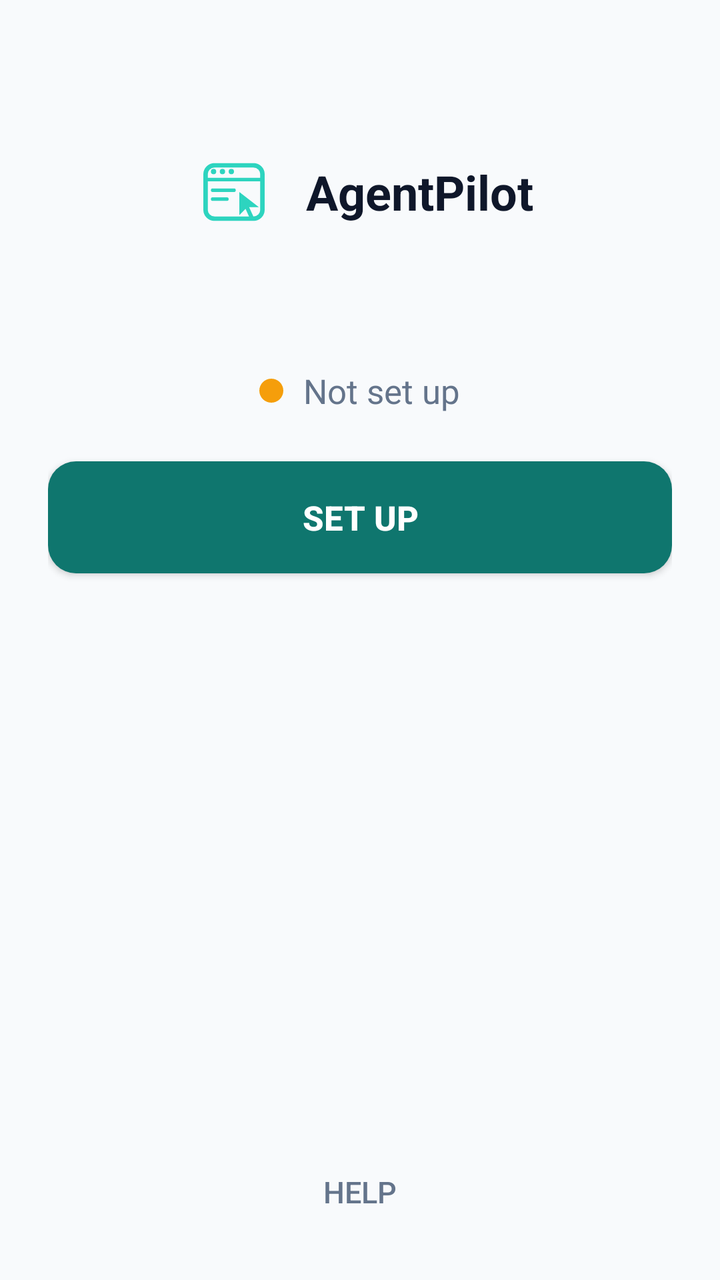
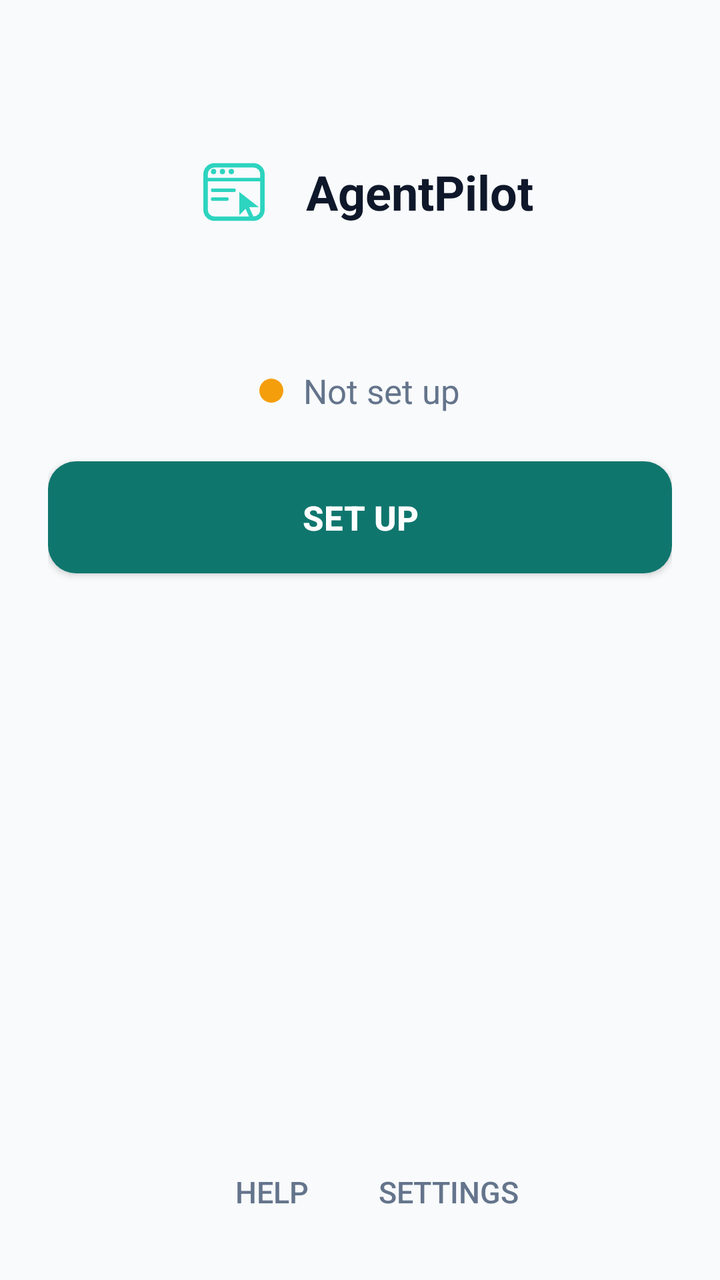

Screens rendered from an Android XML layout before and after an edit, with the pre-edit source and the edit as a unified diff.
<!-- AndroidManifest.xml: application theme android:Theme.Material.Light.NoActionBar -->
<!-- res/layout/activity_main.xml -->
<?xml version="1.0" encoding="utf-8"?>
<LinearLayout xmlns:android="http://schemas.android.com/apk/res/android"
    android:layout_width="match_parent"
    android:layout_height="match_parent"
    android:background="@color/background"
    android:gravity="center_horizontal"
    android:orientation="vertical"
    android:padding="24dp">

    <LinearLayout
        android:layout_width="wrap_content"
        android:layout_height="wrap_content"
        android:layout_marginTop="48dp"
        android:gravity="center_vertical"
        android:orientation="horizontal">

        <ImageView
            android:layout_width="48dp"
            android:layout_height="48dp"
            android:contentDescription="AgentPilot logo"
            android:src="@drawable/ic_launcher_foreground" />

        <TextView
            android:layout_width="wrap_content"
            android:layout_height="wrap_content"
            android:layout_marginStart="12dp"
            android:text="AgentPilot"
            android:textColor="@color/text"
            android:textSize="24sp"
            android:textStyle="bold" />
    </LinearLayout>

    <LinearLayout
        android:layout_width="wrap_content"
        android:layout_height="wrap_content"
        android:layout_marginTop="64dp"
        android:gravity="center_vertical"
        android:orientation="horizontal">

        <View
            android:id="@+id/statusDot"
            android:layout_width="12dp"
            android:layout_height="12dp"
            android:background="@drawable/dot_amber" />

        <TextView
            android:id="@+id/statusText"
            android:layout_width="wrap_content"
            android:layout_height="wrap_content"
            android:layout_marginStart="10dp"
            android:text="Not set up"
            android:textColor="@color/secondary"
            android:textSize="17sp" />
    </LinearLayout>

    <Button
        android:id="@+id/actionButton"
        android:layout_width="match_parent"
        android:layout_height="56dp"
        android:layout_marginTop="24dp"
        android:background="@drawable/rounded_button"
        android:text="Set up"
        android:textColor="@color/white"
        android:textSize="17sp"
        android:textStyle="bold" />

    <Button
        android:id="@+id/continueButton"
        android:layout_width="match_parent"
        android:layout_height="48dp"
        android:layout_marginTop="12dp"
        android:background="@drawable/rounded_button_outline"
        android:text="Continue to Chrome"
        android:textColor="@color/accent"
        android:textSize="16sp"
        android:textStyle="bold"
        android:visibility="gone" />

    <Button
        android:id="@+id/changeButton"
        android:layout_width="match_parent"
        android:layout_height="48dp"
        android:layout_marginTop="12dp"
        android:background="@drawable/rounded_button_outline"
        android:text="Change app"
        android:textColor="@color/accent"
        android:textSize="16sp"
        android:textStyle="bold"
        android:visibility="gone" />

    <TextView
        android:id="@+id/tunnelStatus"
        android:layout_width="match_parent"
        android:layout_height="wrap_content"
        android:layout_marginTop="12dp"
        android:background="@color/field"
        android:ellipsize="end"
        android:maxLines="2"
        android:padding="10dp"
        android:textColor="@color/text"
        android:textSize="13sp"
        android:typeface="monospace"
        android:visibility="gone" />

    <Space
        android:layout_width="match_parent"
        android:layout_height="0dp"
        android:layout_weight="1" />

    <LinearLayout
        android:layout_width="wrap_content"
        android:layout_height="wrap_content"
        android:layout_marginTop="12dp"
        android:gravity="center"
        android:orientation="horizontal">

        <Button
            android:id="@+id/helpButton"
            android:layout_width="wrap_content"
            android:layout_height="wrap_content"
            android:background="@android:color/transparent"
            android:minHeight="40dp"
            android:text="Help"
            android:textColor="@color/secondary"
            android:textSize="15sp" />

        <Button
            android:id="@+id/shareButton"
            android:layout_width="wrap_content"
            android:layout_height="wrap_content"
            android:background="@android:color/transparent"
            android:minHeight="40dp"
            android:text="Share connection"
            android:textColor="@color/accent"
            android:textSize="15sp"
            android:textStyle="bold"
            android:visibility="gone" />

        <Button
            android:id="@+id/copyButton"
            android:layout_width="wrap_content"
            android:layout_height="wrap_content"
            android:background="@android:color/transparent"
            android:minHeight="40dp"
            android:text="Copy"
            android:textColor="@color/accent"
            android:textSize="15sp"
            android:textStyle="bold"
            android:visibility="gone" />

        <Button
            android:id="@+id/updateButton"
            android:layout_width="wrap_content"
            android:layout_height="wrap_content"
            android:background="@android:color/transparent"
            android:minHeight="40dp"
            android:text="Update"
            android:textColor="@color/accent"
            android:textSize="15sp"
            android:textStyle="bold"
            android:visibility="gone" />
    </LinearLayout>
</LinearLayout>
<!-- resources referenced by this layout -->
<resources>
  <color name="accent">#0F766E</color>
  <color name="background">#F8FAFC</color>
  <color name="field">#F1F5F9</color>
  <color name="secondary">#64748B</color>
  <color name="text">#0F172A</color>
  <color name="white">#FFFFFF</color>
  <!-- drawable dot_amber (drawable) -->
  <?xml version="1.0" encoding="utf-8"?>
  <shape xmlns:android="http://schemas.android.com/apk/res/android"
      android:shape="oval">
      <solid android:color="#F59E0B" />
  </shape>
  <!-- drawable ic_launcher_foreground (drawable) -->
  <?xml version="1.0" encoding="utf-8"?>
  <vector xmlns:android="http://schemas.android.com/apk/res/android"
      android:width="108dp"
      android:height="108dp"
      android:viewportWidth="108"
      android:viewportHeight="108">
      <path
          android:fillColor="#00000000"
          android:pathData="M32,24 H76 A10,10 0 0,1 86,34 V74 A10,10 0 0,1 76,84 H32 A10,10 0 0,1 22,74 V34 A10,10 0 0,1 32,24 Z"
          android:strokeColor="#2DD4BF"
          android:strokeLineJoin="round"
          android:strokeWidth="5" />
      <path
          android:fillColor="#00000000"
          android:pathData="M22,40 H86"
          android:strokeColor="#2DD4BF"
          android:strokeLineCap="round"
          android:strokeWidth="4" />
      <path
          android:fillColor="#2DD4BF"
          android:pathData="M28,31 a3,3 0 1,0 6,0 a3,3 0 1,0 -6,0 Z" />
      <path
          android:fillColor="#2DD4BF"
          android:pathData="M38,31 a3,3 0 1,0 6,0 a3,3 0 1,0 -6,0 Z" />
      <path
          android:fillColor="#2DD4BF"
          android:pathData="M48,31 a3,3 0 1,0 6,0 a3,3 0 1,0 -6,0 Z" />
      <path
          android:fillColor="#00000000"
          android:pathData="M30,52 H54 M30,62 H46"
          android:strokeColor="#2DD4BF"
          android:strokeLineCap="round"
          android:strokeWidth="4" />
      <path
          android:fillColor="#2DD4BF"
          android:pathData="M60,54 L60,80 L67,73 L72,84 L76,82 L71,71 L82,71 Z" />
  </vector>
  <!-- drawable rounded_button (drawable) -->
  <?xml version="1.0" encoding="utf-8"?>
  <shape xmlns:android="http://schemas.android.com/apk/res/android"
      android:shape="rectangle">
      <solid android:color="@color/accent" />
      <corners android:radius="14dp" />
  </shape>
  <!-- drawable rounded_button_outline (drawable) -->
  <?xml version="1.0" encoding="utf-8"?>
  <shape xmlns:android="http://schemas.android.com/apk/res/android"
      android:shape="rectangle">
      <solid android:color="@color/white" />
      <stroke
          android:width="2dp"
          android:color="@color/accent" />
      <corners android:radius="14dp" />
  </shape>
</resources>

<!-- the commit's change to res/layout/activity_main.xml (unified diff, before → after) -->
@@ -125,6 +125,16 @@
             android:textSize="15sp" />
 
         <Button
+            android:id="@+id/settingsButton"
+            android:layout_width="wrap_content"
+            android:layout_height="wrap_content"
+            android:background="@android:color/transparent"
+            android:minHeight="40dp"
+            android:text="Settings"
+            android:textColor="@color/secondary"
+            android:textSize="15sp" />
+
+        <Button
             android:id="@+id/shareButton"
             android:layout_width="wrap_content"
             android:layout_height="wrap_content"
